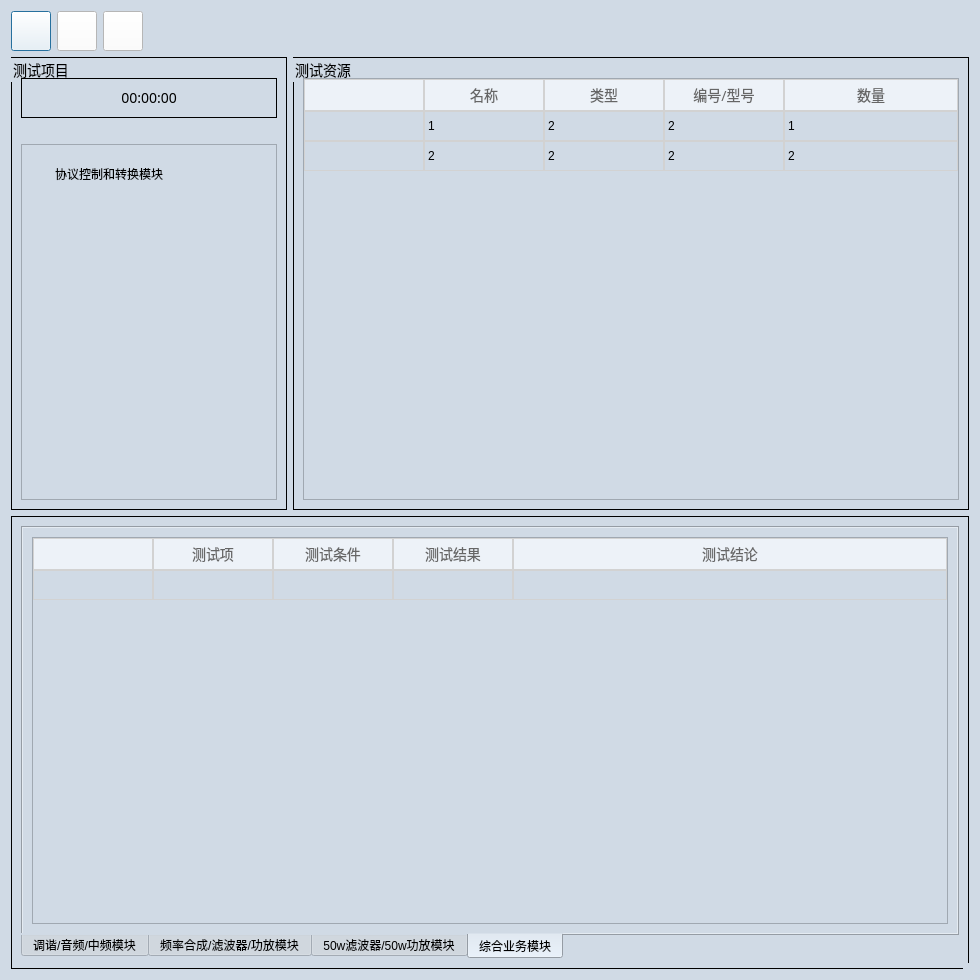
Old version of the form ui/vhf_radio/Ui_VHF_RADIO_MAIN.ui in the repository gaoxingyu-hub/HUA54testframework.
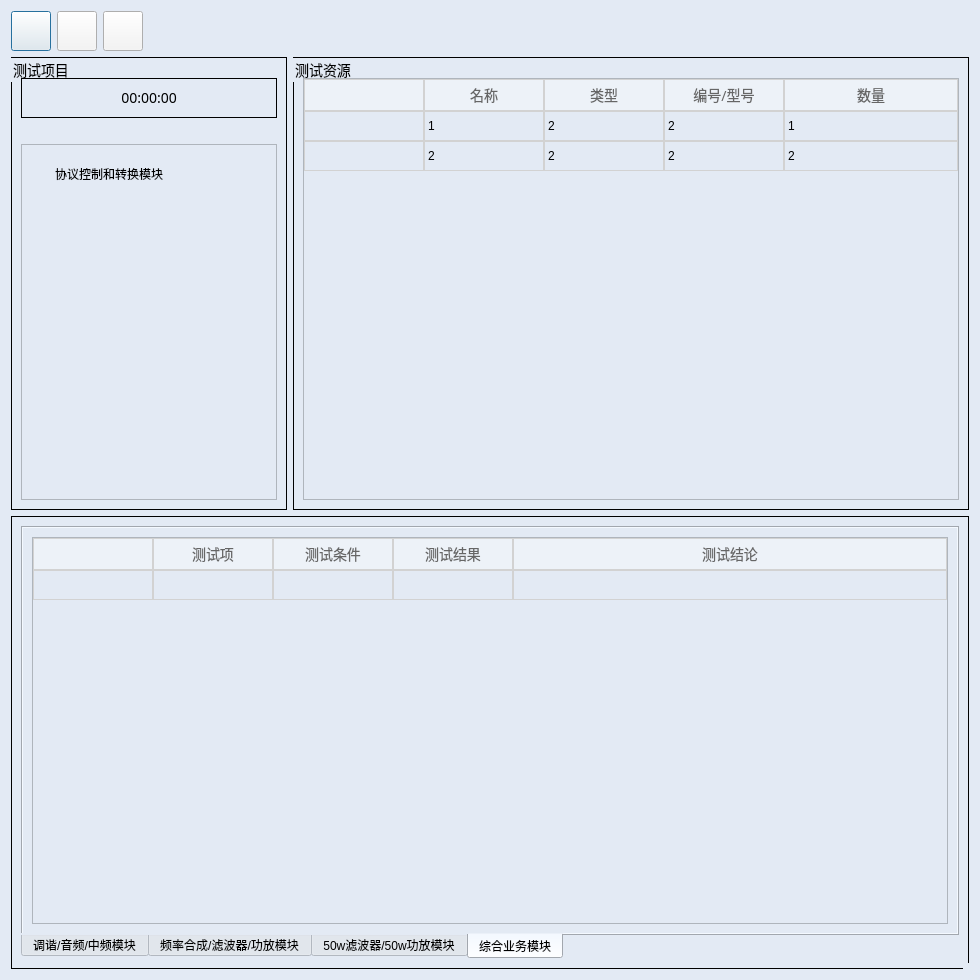
New version of the form. Icons and pictures are not drawn.

Patch:
```diff
--- a/ui/vhf_radio/Ui_VHF_RADIO_MAIN.ui
+++ b/ui/vhf_radio/Ui_VHF_RADIO_MAIN.ui
@@ -15,66 +15,50 @@
   </property>
   <property name="styleSheet">
    <string notr="true">QDialog{
-background-color:#D0DAE5;
+background-color:#E3EAF4;
 margin-top:10px;
 }
 
 QTextBrower{
-background-color:#D0DAE5;
+background-color:#E3EAF4;
 border-width:0;border-style:outset
 }
 
 QLineEdit{
-background-color:#D0DAE5;
+background-color:#E3EAF4;
 }
 
 QWidget{
-background-color:#D0DAE5;
+background-color:#E3EAF4;
 }
 
 QStackedWidget{
-background-color:#D0DAE5;
+background-color:#E3EAF4;
 }
 
 QLabel{
 font-size:14px;
 font-family:Microsoft YaHei;
-background-color:#D0DAE5;
+background-color:#E3EAF4;
 }
 
 QGroupBox{
 font-size:14px;
 font-family:Microsoft YaHei;
 border:1px solid rgb(0, 0, 0);
+background-color:#E3EAF4;
 }
 
-/****QPushButton****/
-QPushButton{
-width:32px;
-height:32px;
-background-color:#F4F4F3;
-color: #FFFFFF;
-font-size:14px;
-font-family:Microsoft YaHei;
-}
-QPushButton#pushButton_close:hover{
-background-color:#2784D6;
-cursor:pointer;
-}
-QPushButton#pushButton_close:pressed{
-background-color:#2784D6;
-}
+
 QToolBar{
-background-color:#172545;
+background-color:#D5D5D5;
 height:30px;
 border:None;
 padding:1px;
 }
-
-
 /****QTreeWidget****/
 QTreeWidget{
-background-color:#D0DAE5;
+background-color:#E3EAF4;
 padding-top:20px;
 padding-left:10px;
 margin-top:20px;
@@ -144,11 +128,21 @@
 QScrollBar:vertical{
 border: 5px solid #D5D5D5;
 }
+/****QPushButton****/
+QPushButton{
+width:32px;
+height:32px;
+background-color:#F4F4F3;
+color: #FFFFFF;
+font-size:14px;
+font-family:Microsoft YaHei;
+}
 QPushButton:hover{
 background-color:#2784D6;
-cursor:pointer;}
-QPushButton{
-background-color:#F4F4F3;
+cursor:pointer;
+}
+QPushButton:pressed{
+background-color:#2784D6;
 }
 </string>
   </property>
@@ -165,8 +159,7 @@
          <item row="0" column="0">
           <widget class="QPushButton" name="pushButton_start">
            <property name="styleSheet">
-            <string notr="true">background-color:rgb(255, 255, 255);
-</string>
+            <string notr="true"/>
            </property>
            <property name="text">
             <string/>
@@ -186,7 +179,7 @@
          <item row="0" column="1">
           <widget class="QPushButton" name="pushButton_restart">
            <property name="styleSheet">
-            <string notr="true">background-color:rgb(255, 255, 255);</string>
+            <string notr="true"/>
            </property>
            <property name="text">
             <string/>
@@ -206,7 +199,7 @@
          <item row="0" column="2">
           <widget class="QPushButton" name="pushButton_close">
            <property name="styleSheet">
-            <string notr="true">background-color:rgb(255, 255, 255);</string>
+            <string notr="true"/>
            </property>
            <property name="text">
             <string/>
```
Left out of the diff: 6 changed lines with no effect on the pictures.
